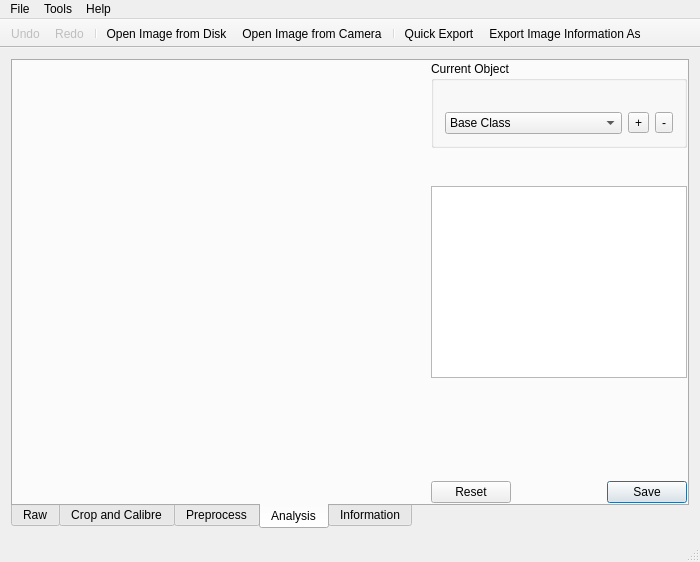
Above: gui/mainwindow.ui from librehat/caiga before the change. Below: the same form after it.
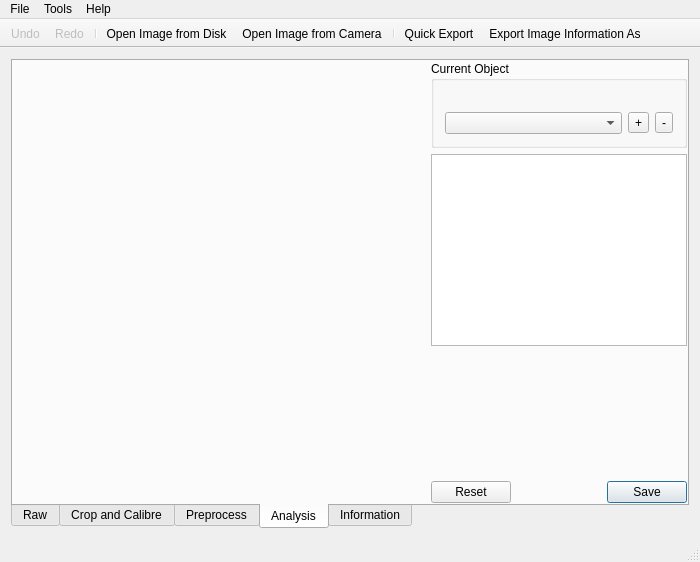
That is the form after the change. The open tabs and pages were chosen to show the change. Icons and pictures are not drawn. Custom widgets are drawn as their Qt base class.

Commit message: finish tableView. and the class also works well.

```diff
--- a/gui/mainwindow.ui
+++ b/gui/mainwindow.ui
@@ -406,7 +406,29 @@
          <number>0</number>
         </property>
         <item row="1" column="1" alignment="Qt::AlignTop">
-         <widget class="QTableView" name="analysisTableView"/>
+         <widget class="QTableView" name="analysisTableView">
+          <property name="sizePolicy">
+           <sizepolicy hsizetype="Expanding" vsizetype="Expanding">
+            <horstretch>0</horstretch>
+            <verstretch>10</verstretch>
+           </sizepolicy>
+          </property>
+          <property name="editTriggers">
+           <set>QAbstractItemView::NoEditTriggers</set>
+          </property>
+          <property name="selectionBehavior">
+           <enum>QAbstractItemView::SelectRows</enum>
+          </property>
+          <property name="showGrid">
+           <bool>false</bool>
+          </property>
+          <property name="sortingEnabled">
+           <bool>true</bool>
+          </property>
+          <attribute name="verticalHeaderVisible">
+           <bool>false</bool>
+          </attribute>
+         </widget>
         </item>
         <item row="0" column="0" rowspan="3">
          <widget class="QImageInteractiveDrawer" name="analysisInteracter" native="true">
@@ -432,13 +454,7 @@
             </widget>
            </item>
            <item row="1" column="0">
-            <widget class="QComboBox" name="classComboBox">
-             <item>
-              <property name="text">
-               <string>Base Class</string>
-              </property>
-             </item>
-            </widget>
+            <widget class="QComboBox" name="classComboBox"/>
            </item>
            <item row="1" column="2">
             <widget class="QToolButton" name="toolButton_2">
```
Left out of the diff: 6 changed lines with no effect on the pictures. The commit also changes 4 other files.
